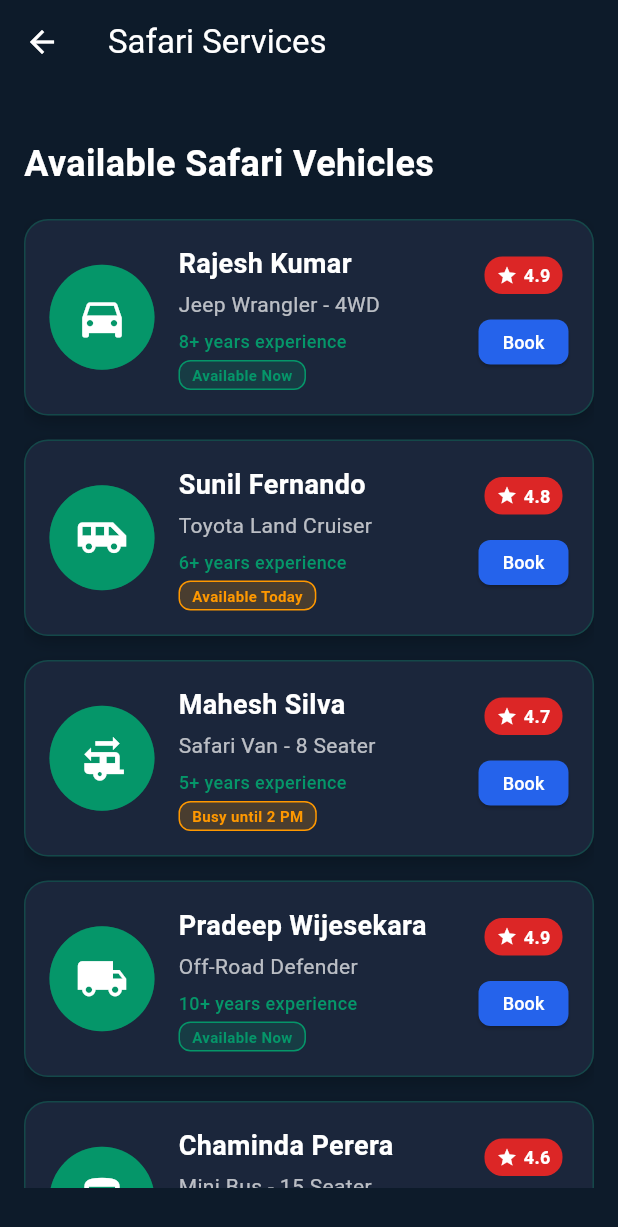
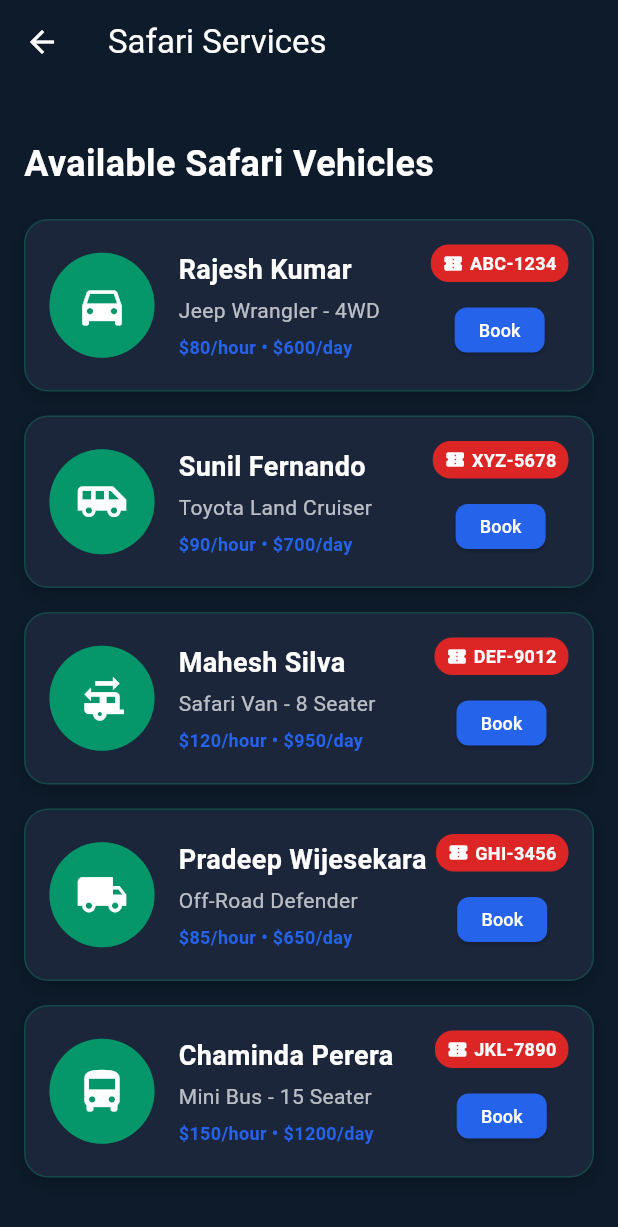
Before and after one commit to MihiranWijesekara/AR-Navigation-Mobile-App, a Flutter app: the SafariScreen screen opened directly, on a phone screen of 412 x 824 dp. Shown: the top 1227 px of the screen. Run offline on Flutter 3.47's test engine with Material 3 defaults, Android fonts, the phone set to English and light mode, and no system bars; our stand-ins replace camera, flutter_blue_plus, flutter_compass, permission_handler.

Commit message:
edit safari screen and vehical screen

```diff
--- a/lib/login_screen.dart
+++ b/lib/login_screen.dart
@@ -32,7 +32,7 @@ class _LoginScreenState extends State<LoginScreen> {
 
     try {
       final url = Uri.parse(
-        'https://9780b25b80dd.ngrok-free.app/api/auth/signin',
+        'https://850c7602530d.ngrok-free.app/api/auth/signin',
       );
       final response = await http.post(
         url,
--- a/lib/pages/Home_pages/Guide_secreen.dart
+++ b/lib/pages/Home_pages/Guide_secreen.dart
@@ -42,7 +42,7 @@ class GuideScreen extends StatelessWidget {
                     "Mountain & Adventure Guide",
                     "4.9",
                     "5+ years experience",
-                    "Available Now",
+                    "\$45/hour",
                   ),
                   const SizedBox(height: 16),
                   _buildGuideCard(
@@ -51,7 +51,7 @@ class GuideScreen extends StatelessWidget {
                     "Historical & Cultural Guide",
                     "4.8",
                     "3+ years experience",
-                    "Available Today",
+                    "\$35/hour",
                   ),
                   const SizedBox(height: 16),
                   _buildGuideCard(
@@ -60,7 +60,7 @@ class GuideScreen extends StatelessWidget {
                     "City Tour Specialist",
                     "4.7",
                     "4+ years experience",
-                    "Busy until 3 PM",
+                    "\$30/hour",
                   ),
                   const SizedBox(height: 16),
                   _buildGuideCard(
@@ -69,7 +69,7 @@ class GuideScreen extends StatelessWidget {
                     "Nature & Wildlife Guide",
                     "4.9",
                     "6+ years experience",
-                    "Available Now",
+                    "\$50/hour",
                   ),
                   const SizedBox(height: 16),
                   _buildGuideCard(
@@ -78,7 +78,7 @@ class GuideScreen extends StatelessWidget {
                     "Photography Tour Guide",
                     "4.6",
                     "2+ years experience",
-                    "Available Tomorrow",
+                    "\$25/hour",
                   ),
                 ],
               ),
@@ -96,7 +96,7 @@ class GuideScreen extends StatelessWidget {
     String specialty,
     String rating,
     String experience,
-    String availability,
+    String hourlyRate,
   ) {
     return Container(
       padding: const EdgeInsets.all(16),
@@ -167,23 +167,17 @@ class GuideScreen extends StatelessWidget {
                     vertical: 2,
                   ),
                   decoration: BoxDecoration(
-                    color: availability == "Available Now"
-                        ? const Color(0xff059669).withOpacity(0.2)
-                        : Colors.orange.withOpacity(0.2),
+                    color: const Color(0xff2563eb).withOpacity(0.2),
                     borderRadius: BorderRadius.circular(8),
                     border: Border.all(
-                      color: availability == "Available Now"
-                          ? const Color(0xff059669)
-                          : Colors.orange,
+                      color: const Color(0xff2563eb),
                       width: 1,
                     ),
                   ),
                   child: Text(
-                    availability,
-                    style: TextStyle(
-                      color: availability == "Available Now"
-                          ? const Color(0xff059669)
-                          : Colors.orange,
+                    hourlyRate,
+                    style: const TextStyle(
+                      color: Color(0xff2563eb),
                       fontSize: 10,
                       fontWeight: FontWeight.bold,
                     ),
--- a/lib/pages/Home_pages/Safari_screen.dart
+++ b/lib/pages/Home_pages/Safari_screen.dart
@@ -40,9 +40,8 @@ class SafariScreen extends StatelessWidget {
                     context,
                     "Rajesh Kumar",
                     "Jeep Wrangler - 4WD",
-                    "4.9",
-                    "8+ years experience",
-                    "Available Now",
+                    "ABC-1234",
+                    "\$80/hour • \$600/day",
                     Icons.directions_car,
                   ),
                   const SizedBox(height: 16),
@@ -50,9 +49,8 @@ class SafariScreen extends StatelessWidget {
                     context,
                     "Sunil Fernando",
                     "Toyota Land Cruiser",
-                    "4.8",
-                    "6+ years experience",
-                    "Available Today",
+                    "XYZ-5678",
+                    "\$90/hour • \$700/day",
                     Icons.airport_shuttle,
                   ),
                   const SizedBox(height: 16),
@@ -60,9 +58,8 @@ class SafariScreen extends StatelessWidget {
                     context,
                     "Mahesh Silva",
                     "Safari Van - 8 Seater",
-                    "4.7",
-                    "5+ years experience",
-                    "Busy until 2 PM",
+                    "DEF-9012",
+                    "\$120/hour • \$950/day",
                     Icons.rv_hookup,
                   ),
                   const SizedBox(height: 16),
@@ -70,9 +67,8 @@ class SafariScreen extends StatelessWidget {
                     context,
                     "Pradeep Wijesekara",
                     "Off-Road Defender",
-                    "4.9",
-                    "10+ years experience",
-                    "Available Now",
+                    "GHI-3456",
+                    "\$85/hour • \$650/day",
                     Icons.local_shipping,
                   ),
                   const SizedBox(height: 16),
@@ -80,9 +76,8 @@ class SafariScreen extends StatelessWidget {
                     context,
                     "Chaminda Perera",
                     "Mini Bus - 15 Seater",
-                    "4.6",
-                    "4+ years experience",
-                    "Available Tomorrow",
+                    "JKL-7890",
+                    "\$150/hour • \$1200/day",
                     Icons.directions_bus,
                   ),
                 ],
@@ -99,9 +94,8 @@ class SafariScreen extends StatelessWidget {
     BuildContext context,
     String ownerName,
     String vehicleType,
-    String rating,
-    String experience,
-    String availability,
+    String regNumber,
+    String pricingInfo,
     IconData vehicleIcon,
   ) {
     return Container(
@@ -159,47 +153,18 @@ class SafariScreen extends StatelessWidget {
                 ),
                 const SizedBox(height: 6),
                 Text(
-                  experience,
+                  pricingInfo,
                   style: const TextStyle(
-                    color: Color(0xff059669),
+                    color: Color(0xff2563eb),
                     fontSize: 12,
-                    fontWeight: FontWeight.w500,
-                  ),
-                ),
-                const SizedBox(height: 4),
-                Container(
-                  padding: const EdgeInsets.symmetric(
-                    horizontal: 8,
-                    vertical: 2,
-                  ),
-                  decoration: BoxDecoration(
-                    color: availability == "Available Now"
-                        ? const Color(0xff059669).withOpacity(0.2)
-                        : Colors.orange.withOpacity(0.2),
-                    borderRadius: BorderRadius.circular(8),
-                    border: Border.all(
-                      color: availability == "Available Now"
-                          ? const Color(0xff059669)
-                          : Colors.orange,
-                      width: 1,
-                    ),
-                  ),
-                  child: Text(
-                    availability,
-                    style: TextStyle(
-                      color: availability == "Available Now"
-                          ? const Color(0xff059669)
-                          : Colors.orange,
-                      fontSize: 10,
-                      fontWeight: FontWeight.bold,
-                    ),
+                    fontWeight: FontWeight.w600,
                   ),
                 ),
               ],
             ),
           ),
 
-          // Rating and Action Button
+          // Registration Number and Action Button
           Column(
             children: [
               Container(
@@ -211,10 +176,14 @@ class SafariScreen extends StatelessWidget {
                 child: Row(
                   mainAxisSize: MainAxisSize.min,
                   children: [
-                    const Icon(Icons.star, color: Colors.white, size: 14),
+                    const Icon(
+                      Icons.confirmation_number,
+                      color: Colors.white,
+                      size: 14,
+                    ),
                     const SizedBox(width: 4),
                     Text(
-                      rating,
+                      regNumber,
                       style: const TextStyle(
                         color: Colors.white,
                         fontSize: 12,
```
